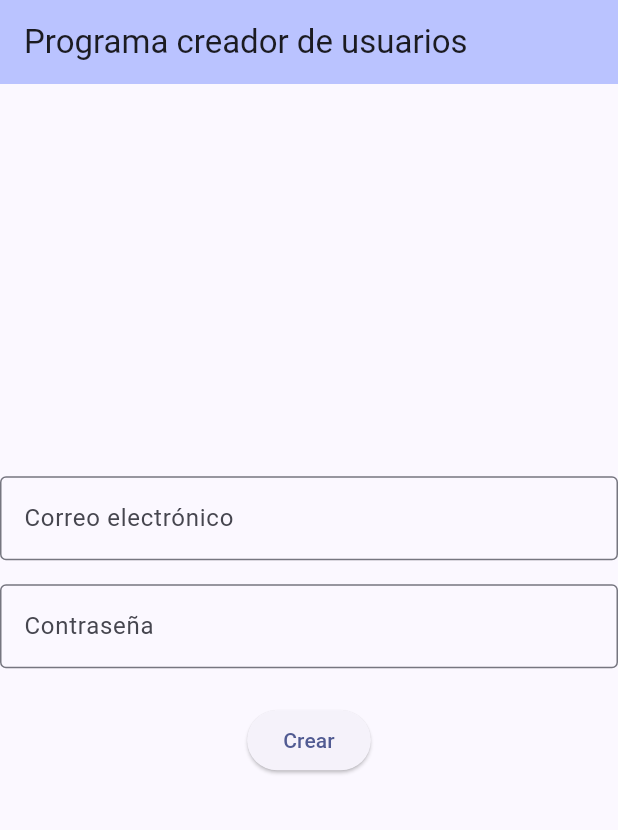
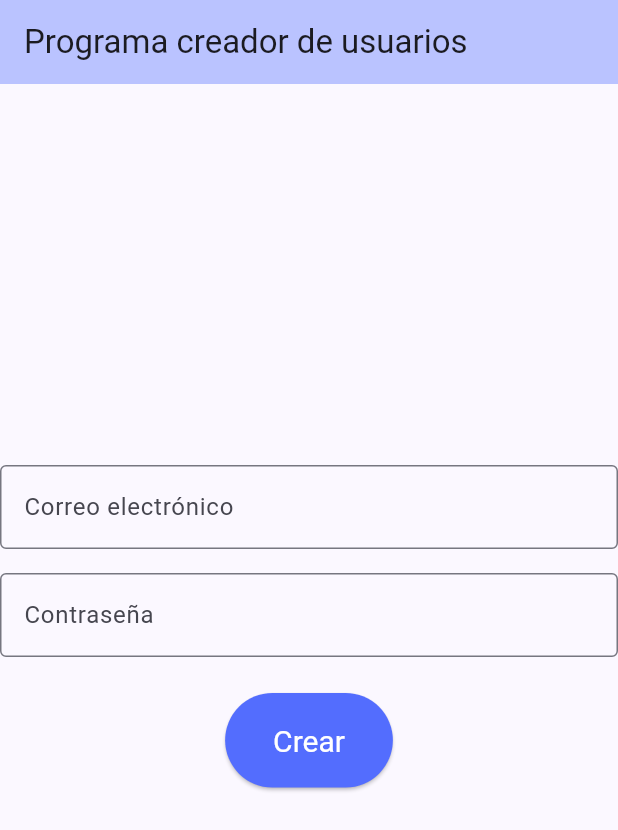
Before and after one commit to lunaanelia/DS_Practica, a Flutter app: the screen it shows after launch, on a phone screen of 412 x 824 dp. Shown: the top 830 px of the screen. Run offline on Flutter 3.47's test engine with Material 3 defaults, Android fonts, the phone set to English and light mode, and no system bars.

```diff
--- a/Practica2/Ej1/lib/ChatTarget.dart
+++ b/Practica2/Ej1/lib/ChatTarget.dart
@@ -3,7 +3,8 @@ import 'package:ejercicio1_mantenimiento/Correos.dart';
 class ChatTarget{
   final Correos _correos = Correos();
   String informaCuenta(String correo){
-    // SI se hay llamado es porque todo esta corecto
+    // Si se hay llamado es porque todo esta corecto,
+    //  por lo que añado el correo y devuelve mensaje todo esta bien
     _correos.addCorreo(correo);
     return " La cuenta ha sido configurada con exito";
   }
--- a/Practica2/Ej1/lib/FiltroContraMayus.dart
+++ b/Practica2/Ej1/lib/FiltroContraMayus.dart
@@ -12,7 +12,6 @@ class FiltroContraMayus implements Filter{
     bool correcto = false;
 
     for(int i=0; i<texto.length && !correcto; i++){
-        //if (texto[i].toUpperCase() == texto[i] && texto[i].toLowerCase() != texto[i]) {
         if(RegExp(r'[A-Z]').hasMatch(texto)){ //Comprueba que tenga un caracter entre A-Z
           correcto = true;
           result += "Correcto.";
--- a/Practica2/Ej1/lib/FiltroContraNum.dart
+++ b/Practica2/Ej1/lib/FiltroContraNum.dart
@@ -12,7 +12,6 @@ class FiltroContraNum implements Filter{
     bool correcto = false;
 
     for(int i=0; i<texto.length && !correcto; i++){
-      /*Perfection --> expresion regular simplica*/
       if (RegExp(r'\d').hasMatch(texto[i])){   //El /d comprueba que es un digito
         correcto = true;
         result += "Correcto.";
--- a/Practica2/Ej1/lib/main.dart
+++ b/Practica2/Ej1/lib/main.dart
@@ -71,7 +71,7 @@ class _MyHomePageState extends State<MyHomePage> {
   String resultado = "";
 
   // NO se pueden crear directemnte en el _homeState, por lo
-  // tanto lo ponesmo para inicializarlos
+  // tanto lo ponemos para inicializarlos.
   // Solo se crea un vez
   @override
   void initState (){
@@ -127,7 +127,10 @@ void _crearCuenta(){
         child: Column(
           mainAxisAlignment: MainAxisAlignment.center,
           children: [
-            TextField(
+
+            SizedBox(
+              width: 450, // Ajustá este valor como prefieras
+              child: TextField(
                 controller: correo,
                 keyboardType: TextInputType.text,
                 decoration: InputDecoration(
@@ -135,8 +138,11 @@ void _crearCuenta(){
                   border: OutlineInputBorder(),
                 ),
               ),
+            ),
             SizedBox(height: 16),
-            TextField(
+            SizedBox(
+              width: 450, // Ajustá este valor como prefieras
+              child: TextField(
                 controller: contrasenia,
                 obscureText: true,
                 decoration: InputDecoration(
@@ -144,10 +150,22 @@ void _crearCuenta(){
                   border: OutlineInputBorder(),
                 ),
               ),
+            ),
+
+
             SizedBox(height: 24),
             ElevatedButton(
               onPressed: _crearCuenta,
               child: Text('Crear'),
+              style: ElevatedButton.styleFrom(
+                padding: EdgeInsets.symmetric(horizontal: 32, vertical: 20),
+                textStyle: TextStyle(
+                  fontSize: 20, // Texto más grande
+                  //fontWeight: FontWeight.bold, // Opcional: negrita
+                ),
+                backgroundColor: Colors.indigoAccent, // Fondo del botón
+                foregroundColor: Colors.white, // Texto/ícono
+              ),
             ),
             SizedBox(height: 24),
             Text(resultado),
```
Also changed, not shown: Practica2/Ej1/lib/Correos.dart (+9 -6 lines), Practica2/Ej1/lib/FilterChain.dart (+3 -7 lines), Practica2/Ej1/lib/FiltroCorreo.dart (+6 -55 lines). Lines whose indentation alone changed are shown as unchanged.
